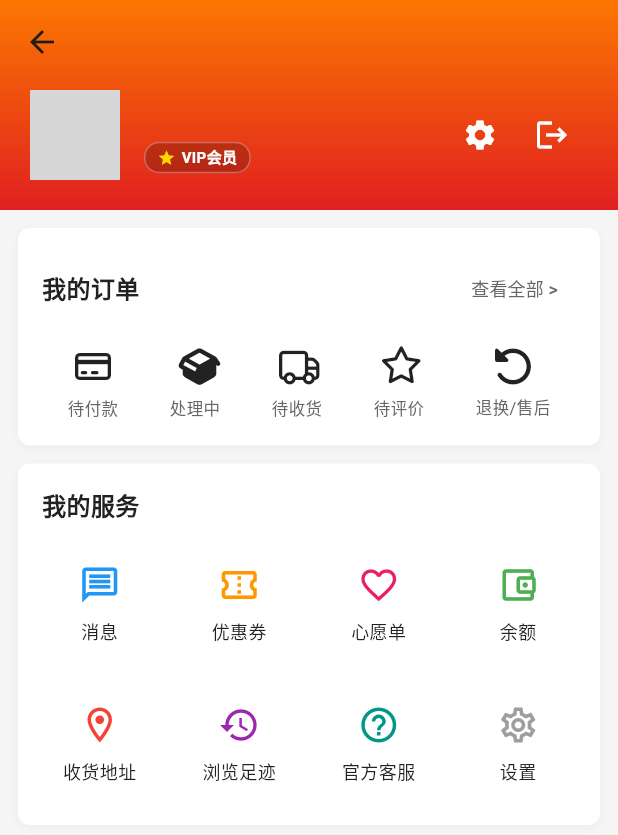
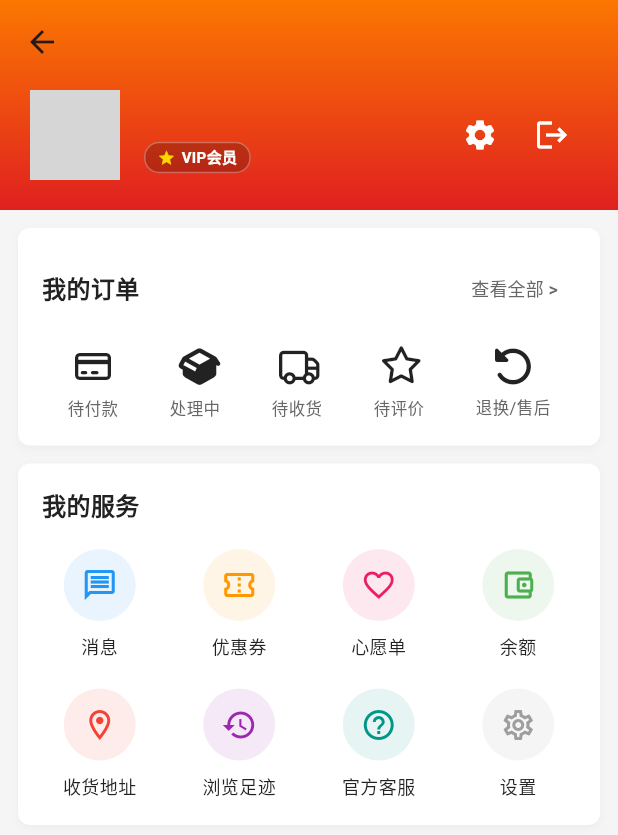
Before and after one commit to barvewarrio/beikeshop-flutter, a Flutter app: the ProfileScreen screen opened directly, on a phone screen of 412 x 824 dp. Shown: the top 835 px of the screen. Run offline on Flutter 3.47's test engine with Material 3 defaults, Android fonts, the phone set to English and light mode, and no system bars; our stand-ins replace cached_network_image, carousel_slider, dio, font_awesome_flutter, shared_preferences; accounts and stored records are empty; network calls fail; grey boxes are pictures that could not be loaded.

Commit message:
UI 优化：ProfileScreen 订单状态栏与服务图标，CategoryScreen 侧边栏选中态优化

```diff
--- a/lib/screens/order/order_list_screen.dart
+++ b/lib/screens/order/order_list_screen.dart
@@ -13,7 +13,9 @@ import '../checkout/payment_screen.dart';
 import '../cart/cart_screen.dart';
 
 class OrderListScreen extends StatelessWidget {
-  const OrderListScreen({super.key});
+  final int initialIndex;
+
+  const OrderListScreen({super.key, this.initialIndex = 0});
 
   @override
   Widget build(BuildContext context) {
@@ -34,6 +36,7 @@ class OrderListScreen extends StatelessWidget {
 
     return DefaultTabController(
       length: tabs.length,
+      initialIndex: initialIndex,
       child: Scaffold(
         appBar: AppBar(
           title: Text(l10n.myOrders),
--- a/lib/screens/profile/profile_screen.dart
+++ b/lib/screens/profile/profile_screen.dart
@@ -4,6 +4,7 @@ import 'package:font_awesome_flutter/font_awesome_flutter.dart';
 import 'package:beikeshop_flutter/l10n/app_localizations.dart';
 import '../../theme/app_theme.dart';
 import '../../providers/auth_provider.dart';
+import '../../providers/order_provider.dart';
 import '../auth/login_screen.dart';
 import '../address/address_list_screen.dart';
 import '../order/order_list_screen.dart';
@@ -173,7 +174,29 @@ class ProfileScreen extends StatelessWidget {
 
               // Order Status Row
               SliverToBoxAdapter(
-                child: Container(
+                child: Consumer<OrderProvider>(
+                  builder: (context, orderProvider, _) {
+                    final unpaidCount = orderProvider.orders
+                        .where((o) => o.status == 'Pending')
+                        .length;
+                    final processingCount = orderProvider.orders
+                        .where((o) => o.status == 'Processing')
+                        .length;
+                    final shippedCount = orderProvider.orders
+                        .where((o) => o.status == 'Shipped')
+                        .length;
+                    final reviewCount = orderProvider.orders
+                        .where(
+                          (o) => o.status == 'Review',
+                        ) // Assuming 'Review' status exists
+                        .length;
+                    final returnsCount = orderProvider.orders
+                        .where(
+                          (o) => o.status == 'Returns',
+                        ) // Assuming 'Returns' status exists
+                        .length;
+
+                    return Container(
                       margin: const EdgeInsets.fromLTRB(12, 12, 12, 0),
                       padding: const EdgeInsets.all(16),
                       decoration: BoxDecoration(
@@ -192,13 +215,19 @@ class ProfileScreen extends StatelessWidget {
                           Row(
                             mainAxisAlignment: MainAxisAlignment.spaceBetween,
                             children: [
-                          Text(l10n.myOrders, style: AppTextStyles.subheading),
+                              Text(
+                                l10n.myOrders,
+                                style: AppTextStyles.subheading,
+                              ),
                               TextButton(
                                 onPressed: () {
                                   Navigator.push(
                                     context,
                                     MaterialPageRoute(
-                                  builder: (context) => const OrderListScreen(),
+                                      builder: (context) =>
+                                          const OrderListScreen(
+                                            initialIndex: 0,
+                                          ),
                                     ),
                                   );
                                 },
@@ -219,27 +248,39 @@ class ProfileScreen extends StatelessWidget {
                               _OrderStatusItem(
                                 icon: FontAwesomeIcons.creditCard,
                                 label: l10n.unpaid,
+                                badgeCount: unpaidCount,
+                                onTap: () => _navigateToOrderList(context, 1),
                               ),
                               _OrderStatusItem(
                                 icon: FontAwesomeIcons.boxOpen,
                                 label: l10n.processing,
+                                badgeCount: processingCount,
+                                onTap: () => _navigateToOrderList(context, 2),
                               ),
                               _OrderStatusItem(
                                 icon: FontAwesomeIcons.truck,
                                 label: l10n.shipped,
+                                badgeCount: shippedCount,
+                                onTap: () => _navigateToOrderList(context, 3),
                               ),
                               _OrderStatusItem(
                                 icon: FontAwesomeIcons.star,
                                 label: l10n.review,
+                                badgeCount: reviewCount,
+                                onTap: () => _navigateToOrderList(context, 4),
                               ),
                               _OrderStatusItem(
                                 icon: FontAwesomeIcons.rotateLeft,
                                 label: l10n.returns,
+                                badgeCount: returnsCount,
+                                onTap: () => _navigateToOrderList(context, 5),
                               ),
                             ],
                           ),
                         ],
                       ),
+                    );
+                  },
                 ),
               ),
 
@@ -356,25 +397,78 @@ class ProfileScreen extends StatelessWidget {
       ),
     );
   }
+
+  void _navigateToOrderList(BuildContext context, int index) {
+    Navigator.push(
+      context,
+      MaterialPageRoute(
+        builder: (context) => OrderListScreen(initialIndex: index),
+      ),
+    );
+  }
 }
 
 class _OrderStatusItem extends StatelessWidget {
   final IconData icon;
   final String label;
+  final int badgeCount;
+  final VoidCallback? onTap;
 
-  const _OrderStatusItem({required this.icon, required this.label});
+  const _OrderStatusItem({
+    required this.icon,
+    required this.label,
+    this.badgeCount = 0,
+    this.onTap,
+  });
 
   @override
   Widget build(BuildContext context) {
-    return Column(
+    return GestureDetector(
+      onTap: onTap,
+      child: Column(
+        children: [
+          Stack(
+            clipBehavior: Clip.none,
             children: [
               Icon(icon, size: 24, color: AppColors.textPrimary),
+              if (badgeCount > 0)
+                Positioned(
+                  top: -6,
+                  right: -6,
+                  child: Container(
+                    padding: const EdgeInsets.all(4),
+                    decoration: const BoxDecoration(
+                      color: AppColors.primary,
+                      shape: BoxShape.circle,
+                    ),
+                    constraints: const BoxConstraints(
+                      minWidth: 16,
+                      minHeight: 16,
+                    ),
+                    child: Center(
+                      child: Text(
+                        badgeCount > 99 ? '99+' : badgeCount.toString(),
+                        style: const TextStyle(
+                          color: Colors.white,
+                          fontSize: 10,
+                          fontWeight: FontWeight.bold,
+                        ),
+                      ),
+                    ),
+                  ),
+                ),
+            ],
+          ),
           const SizedBox(height: 8),
           Text(
             label,
-          style: const TextStyle(fontSize: 11, color: AppColors.textSecondary),
+            style: const TextStyle(
+              fontSize: 11,
+              color: AppColors.textSecondary,
+            ),
           ),
         ],
+      ),
     );
   }
 }
@@ -399,12 +493,21 @@ class _ServiceItem extends StatelessWidget {
       child: Column(
         mainAxisAlignment: MainAxisAlignment.center,
         children: [
-          Icon(icon, size: 28, color: color),
+          Container(
+            padding: const EdgeInsets.all(12),
+            decoration: BoxDecoration(
+              color: color.withValues(alpha: 0.1),
+              shape: BoxShape.circle,
+            ),
+            child: Icon(icon, size: 24, color: color),
+          ),
           const SizedBox(height: 8),
           Text(
             label,
             style: const TextStyle(fontSize: 12, color: AppColors.textPrimary),
             textAlign: TextAlign.center,
+            maxLines: 1,
+            overflow: TextOverflow.ellipsis,
           ),
         ],
       ),
```
Also changed, not shown: lib/screens/category/category_screen.dart (+26 -13 lines). Lines whose indentation alone changed are shown as unchanged.
